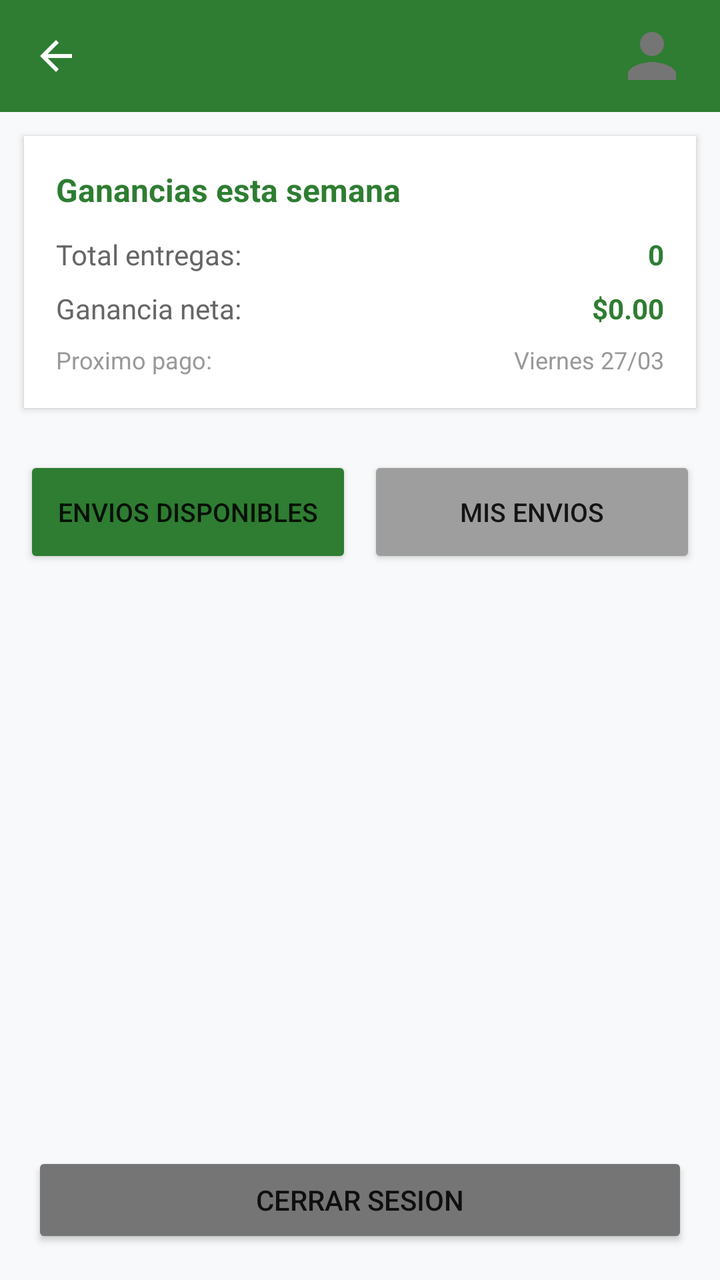
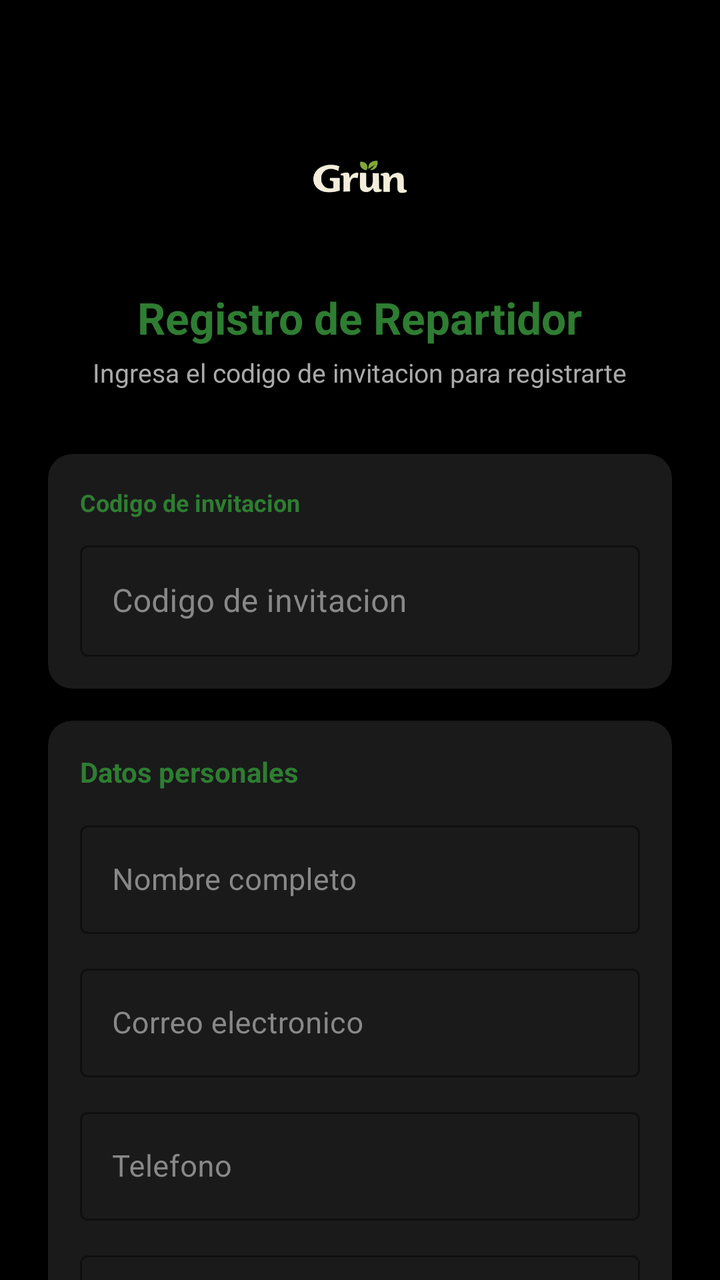

Compare the two renders of this Android layout. The source of the first and the diff that turns it into the second are given below.
<!-- AndroidManifest.xml: application theme Theme.MaterialComponents.Light.NoActionBar -->
<!-- res/layout/activity_driver.xml -->
<?xml version="1.0" encoding="utf-8"?>
<LinearLayout xmlns:android="http://schemas.android.com/apk/res/android"
    xmlns:app="http://schemas.android.com/apk/res-auto"
    android:layout_width="match_parent"
    android:layout_height="match_parent"
    android:orientation="vertical"
    android:background="#F8F9FA">

    <androidx.appcompat.widget.Toolbar
        android:id="@+id/toolbar"
        android:layout_width="match_parent"
        android:layout_height="?attr/actionBarSize"
        android:background="#2E7D32"
        android:title="Modo Repartidor"
        android:titleTextColor="@android:color/white"
        app:navigationIcon="@drawable/ic_back"
        app:navigationIconTint="@android:color/white">

        
        <com.google.android.material.imageview.ShapeableImageView
            android:id="@+id/ivDriverProfileAvatar"
            android:layout_width="36dp"
            android:layout_height="36dp"
            android:layout_gravity="end"
            android:layout_marginEnd="16dp"
            android:src="@drawable/ic_default_avatar"
            android:scaleType="centerCrop"
            android:clickable="true"
            android:focusable="true"
            android:background="?android:attr/selectableItemBackgroundBorderless"
            app:shapeAppearanceOverlay="@style/CircleImageView" />

    </androidx.appcompat.widget.Toolbar>

    
    <LinearLayout
        android:layout_width="match_parent"
        android:layout_height="wrap_content"
        android:orientation="vertical"
        android:background="@android:color/white"
        android:elevation="2dp"
        android:padding="16dp"
        android:layout_margin="12dp"
        android:layout_marginTop="8dp"
        app:cardCornerRadius="12dp">

        <TextView
            android:layout_width="match_parent"
            android:layout_height="wrap_content"
            android:text="Ganancias esta semana"
            android:textSize="16sp"
            android:textStyle="bold"
            android:textColor="#2E7D32"
            android:layout_marginBottom="12dp" />

        <LinearLayout
            android:layout_width="match_parent"
            android:layout_height="wrap_content"
            android:orientation="horizontal"
            android:layout_marginBottom="8dp">

            <TextView
                android:layout_width="0dp"
                android:layout_height="wrap_content"
                android:layout_weight="1"
                android:text="Total entregas:"
                android:textSize="14sp"
                android:textColor="#666666" />

            <TextView
                android:id="@+id/tvTotalDeliveries"
                android:layout_width="wrap_content"
                android:layout_height="wrap_content"
                android:text="0"
                android:textSize="14sp"
                android:textStyle="bold"
                android:textColor="#2E7D32" />

        </LinearLayout>

        <TextView
            android:id="@+id/tvTotalTips"
            android:layout_width="match_parent"
            android:layout_height="wrap_content"
            android:text="Propinas: $0.00"
            android:textSize="14sp"
            android:textColor="#FF9800"
            android:layout_marginBottom="8dp"
            android:visibility="gone" />

        <LinearLayout
            android:layout_width="match_parent"
            android:layout_height="wrap_content"
            android:orientation="horizontal"
            android:layout_marginBottom="8dp">

            <TextView
                android:layout_width="0dp"
                android:layout_height="wrap_content"
                android:layout_weight="1"
                android:text="Ganancia neta:"
                android:textSize="14sp"
                android:textColor="#666666" />

            <TextView
                android:id="@+id/tvThisWeekEarnings"
                android:layout_width="wrap_content"
                android:layout_height="wrap_content"
                android:text="$0.00"
                android:textSize="14sp"
                android:textStyle="bold"
                android:textColor="#2E7D32" />

        </LinearLayout>

        <LinearLayout
            android:layout_width="match_parent"
            android:layout_height="wrap_content"
            android:orientation="horizontal">

            <TextView
                android:layout_width="0dp"
                android:layout_height="wrap_content"
                android:layout_weight="1"
                android:text="Proximo pago:"
                android:textSize="12sp"
                android:textColor="#999999" />

            <TextView
                android:id="@+id/tvNextPaymentDate"
                android:layout_width="wrap_content"
                android:layout_height="wrap_content"
                android:text="Viernes 27/03"
                android:textSize="12sp"
                android:textColor="#999999" />

        </LinearLayout>

    </LinearLayout>

    
    <LinearLayout
        android:layout_width="match_parent"
        android:layout_height="wrap_content"
        android:orientation="horizontal"
        android:padding="12dp"
        android:weightSum="2">

        <Button
            android:id="@+id/btnAvailableBlocks"
            android:layout_width="0dp"
            android:layout_height="56dp"
            android:layout_weight="1"
            android:text="Envios Disponibles"
            android:textSize="13sp"
            android:backgroundTint="#2E7D32"
            android:layout_marginEnd="4dp"
            android:minHeight="48dp"
            android:paddingHorizontal="4dp"
            android:singleLine="true" />

        <Button
            android:id="@+id/btnMyBlocks"
            android:layout_width="0dp"
            android:layout_height="56dp"
            android:layout_weight="1"
            android:text="Mis Envios"
            android:textSize="13sp"
            android:backgroundTint="#9E9E9E"
            android:layout_marginStart="4dp"
            android:minHeight="48dp"
            android:paddingHorizontal="4dp"
            android:singleLine="true" />

    </LinearLayout>

    <ProgressBar
        android:id="@+id/progressBar"
        android:layout_width="wrap_content"
        android:layout_height="wrap_content"
        android:layout_gravity="center"
        android:layout_marginTop="24dp"
        android:visibility="gone" />

    <androidx.recyclerview.widget.RecyclerView
        android:id="@+id/rvAvailableBlocks"
        android:layout_width="match_parent"
        android:layout_height="0dp"
        android:layout_weight="1"
        android:visibility="visible"
        android:clipToPadding="false"
        android:padding="8dp" />

    <androidx.recyclerview.widget.RecyclerView
        android:id="@+id/rvMyBlocks"
        android:layout_width="match_parent"
        android:layout_height="0dp"
        android:layout_weight="1"
        android:visibility="gone"
        android:clipToPadding="false"
        android:padding="8dp" />

    <Button
        android:id="@+id/btnLogout"
        android:layout_width="match_parent"
        android:layout_height="48dp"
        android:text="Cerrar Sesion"
        android:textSize="14sp"
        android:backgroundTint="#757575"
        android:layout_margin="16dp"
        android:minHeight="48dp" />

</LinearLayout>
<!-- resources referenced by this layout -->
<resources>
  <!-- drawable ic_back (drawable) -->
  <?xml version="1.0" encoding="utf-8"?>
  <vector xmlns:android="http://schemas.android.com/apk/res/android"
      android:width="24dp"
      android:height="24dp"
      android:viewportWidth="24"
      android:viewportHeight="24">
      <path
          android:fillColor="@android:color/white"
          android:pathData="M20,11H7.83l5.59,-5.59L12,4l-8,8 8,8 1.41,-1.41L7.83,13H20v-2z"/>
  </vector>
  <!-- drawable ic_default_avatar (drawable) -->
  <vector xmlns:android="http://schemas.android.com/apk/res/android"
      android:width="24dp"
      android:height="24dp"
      android:viewportWidth="24"
      android:viewportHeight="24"
      android:tint="#757575">
      <path
          android:fillColor="#FF000000"
          android:pathData="M12,12c2.21,0 4,-1.79 4,-4s-1.79,-4 -4,-4 -4,1.79 -4,4 1.79,4 4,4zM12,14c-2.67,0 -8,1.34 -8,4v2h16v-2c0,-2.66 -5.33,-4 -8,-4z"/>
  </vector>
  <style name="CircleImageView" parent="">
          <item name="cornerFamily">rounded</item>
          <item name="cornerSize">50%</item>
      </style>
  <style name="Theme.MaterialComponents.Light.NoActionBar" parent="Theme.MaterialComponents.Light">
          <item name="windowActionBar">false</item>
          <item name="windowNoTitle">true</item>
          <item name="colorPrimary">#2E7D32</item>
          <item name="colorPrimaryVariant">#1B5E20</item>
          <item name="colorAccent">#388E3C</item>
      </style>
</resources>

<!-- the commit's change to res/layout/activity_driver.xml (unified diff, before → after) -->
@@ -1,213 +1,281 @@
 <?xml version="1.0" encoding="utf-8"?>
-<LinearLayout xmlns:android="http://schemas.android.com/apk/res/android"
+<ScrollView xmlns:android="http://schemas.android.com/apk/res/android"
     xmlns:app="http://schemas.android.com/apk/res-auto"
     android:layout_width="match_parent"
     android:layout_height="match_parent"
-    android:orientation="vertical"
-    android:background="#F8F9FA">
-
-    <androidx.appcompat.widget.Toolbar
-        android:id="@+id/toolbar"
-        android:layout_width="match_parent"
-        android:layout_height="?attr/actionBarSize"
-        android:background="#2E7D32"
-        android:title="Modo Repartidor"
-        android:titleTextColor="@android:color/white"
-        app:navigationIcon="@drawable/ic_back"
-        app:navigationIconTint="@android:color/white">
-
-        
-        <com.google.android.material.imageview.ShapeableImageView
-            android:id="@+id/ivDriverProfileAvatar"
-            android:layout_width="36dp"
-            android:layout_height="36dp"
-            android:layout_gravity="end"
-            android:layout_marginEnd="16dp"
-            android:src="@drawable/ic_default_avatar"
-            android:scaleType="centerCrop"
-            android:clickable="true"
-            android:focusable="true"
-            android:background="?android:attr/selectableItemBackgroundBorderless"
-            app:shapeAppearanceOverlay="@style/CircleImageView" />
-
-    </androidx.appcompat.widget.Toolbar>
-
-    
+    android:background="#000000">
+
     <LinearLayout
         android:layout_width="match_parent"
         android:layout_height="wrap_content"
         android:orientation="vertical"
-        android:background="@android:color/white"
-        android:elevation="2dp"
-        android:padding="16dp"
-        android:layout_margin="12dp"
-        android:layout_marginTop="8dp"
-        app:cardCornerRadius="12dp">
-
-        <TextView
-            android:layout_width="match_parent"
-            android:layout_height="wrap_content"
-            android:text="Ganancias esta semana"
-            android:textSize="16sp"
-            android:textStyle="bold"
-            android:textColor="#2E7D32"
+        android:padding="24dp">
+
+        
+        <LinearLayout
+            android:layout_width="match_parent"
+            android:layout_height="wrap_content"
+            android:orientation="vertical"
+            android:gravity="center"
+            android:paddingTop="24dp"
+            android:paddingBottom="32dp">
+
+            <ImageView
+                android:layout_width="120dp"
+                android:layout_height="80dp"
+                android:src="@drawable/logooficial"
+                android:scaleType="fitCenter" />
+
+            <TextView
+                android:layout_width="wrap_content"
+                android:layout_height="wrap_content"
+                android:text="Registro de Repartidor"
+                android:textSize="22sp"
+                android:textStyle="bold"
+                android:textColor="#2E7D32"
+                android:layout_marginTop="16dp" />
+
+            <TextView
+                android:layout_width="wrap_content"
+                android:layout_height="wrap_content"
+                android:text="Ingresa el codigo de invitacion para registrarte"
+                android:textSize="13sp"
+                android:textColor="#AAAAAA"
+                android:gravity="center"
+                android:layout_marginTop="4dp" />
+
+        </LinearLayout>
+
+        
+        <com.google.android.material.card.MaterialCardView
+            android:layout_width="match_parent"
+            android:layout_height="wrap_content"
+            app:cardElevation="2dp"
+            app:cardCornerRadius="12dp"
+            app:cardBackgroundColor="#1A1A1A"
+            android:layout_marginBottom="16dp">
+
+            <LinearLayout
+                android:layout_width="match_parent"
+                android:layout_height="wrap_content"
+                android:orientation="vertical"
+                android:padding="16dp">
+
+                <TextView
+                    android:layout_width="wrap_content"
+                    android:layout_height="wrap_content"
+                    android:text="Codigo de invitacion"
+                    android:textSize="12sp"
+                    android:textColor="#2E7D32"
+                    android:textStyle="bold"
+                    android:layout_marginBottom="8dp" />
+
+                <com.google.android.material.textfield.TextInputLayout
+                    android:layout_width="match_parent"
+                    android:layout_height="wrap_content"
+                    style="@style/DarkTextInputLayout">
+
+                    <com.google.android.material.textfield.TextInputEditText
+                        android:id="@+id/etInviteCode"
+                        android:layout_width="match_parent"
+                        android:layout_height="wrap_content"
+                        android:hint="Codigo de invitacion"
+                        android:inputType="textCapCharacters"
+                        android:textColor="#FFFFFF"
+                        android:textColorHint="#888888"
+                        android:textSize="16sp" />
+
+                </com.google.android.material.textfield.TextInputLayout>
+
+            </LinearLayout>
+
+        </com.google.android.material.card.MaterialCardView>
+
+        
+        <com.google.android.material.card.MaterialCardView
+            android:layout_width="match_parent"
+            android:layout_height="wrap_content"
+            app:cardElevation="2dp"
+            app:cardCornerRadius="12dp"
+            app:cardBackgroundColor="#1A1A1A"
+            android:layout_marginBottom="16dp">
+
+            <LinearLayout
+                android:layout_width="match_parent"
+                android:layout_height="wrap_content"
+                android:orientation="vertical"
+                android:padding="16dp">
+
+                <TextView
+                    android:layout_width="wrap_content"
+                    android:layout_height="wrap_content"
+                    android:text="Datos personales"
+                    android:textSize="14sp"
+                    android:textStyle="bold"
+                    android:textColor="#2E7D32"
+                    android:layout_marginBottom="12dp" />
+
+                <com.google.android.material.textfield.TextInputLayout
+                    android:layout_width="match_parent"
+                    android:layout_height="wrap_content"
+                    style="@style/DarkTextInputLayout"
+                    android:layout_marginBottom="12dp">
+
+                    <com.google.android.material.textfield.TextInputEditText
+                        android:id="@+id/etFullName"
+                        android:layout_width="match_parent"
+                        android:layout_height="wrap_content"
+                        android:hint="Nombre completo"
+                        android:inputType="textPersonName"
+                        android:textColor="#FFFFFF"
+                        android:textColorHint="#888888"
+                        android:textSize="15sp" />
+
+                </com.google.android.material.textfield.TextInputLayout>
+
+                <com.google.android.material.textfield.TextInputLayout
+                    android:layout_width="match_parent"
+                    android:layout_height="wrap_content"
+                    style="@style/DarkTextInputLayout"
+                    android:layout_marginBottom="12dp">
+
+                    <com.google.android.material.textfield.TextInputEditText
+                        android:id="@+id/etEmail"
+                        android:layout_width="match_parent"
+                        android:layout_height="wrap_content"
+                        android:hint="Correo electronico"
+                        android:inputType="textEmailAddress"
+                        android:textColor="#FFFFFF"
+                        android:textColorHint="#888888"
+                        android:textSize="15sp" />
+
+                </com.google.android.material.textfield.TextInputLayout>
+
+                <com.google.android.material.textfield.TextInputLayout
+                    android:layout_width="match_parent"
+                    android:layout_height="wrap_content"
+                    style="@style/DarkTextInputLayout"
+                    android:layout_marginBottom="12dp">
+
+                    <com.google.android.material.textfield.TextInputEditText
+                        android:id="@+id/etPhone"
+                        android:layout_width="match_parent"
+                        android:layout_height="wrap_content"
+                        android:hint="Telefono"
+                        android:inputType="phone"
+                        android:textColor="#FFFFFF"
+                        android:textColorHint="#888888"
+                        android:textSize="15sp" />
+
+                </com.google.android.material.textfield.TextInputLayout>
+
+                <com.google.android.material.textfield.TextInputLayout
+                    android:layout_width="match_parent"
+                    android:layout_height="wrap_content"
+                    style="@style/DarkTextInputLayout"
+                    android:layout_marginBottom="12dp">
+
+                    <com.google.android.material.textfield.TextInputEditText
+                        android:id="@+id/etAddress"
+                        android:layout_width="match_parent"
+                        android:layout_height="wrap_content"
+                        android:hint="Direccion"
+                        android:inputType="textPostalAddress"
+                        android:textColor="#FFFFFF"
+                        android:textColorHint="#888888"
+                        android:textSize="15sp" />
+
+                </com.google.android.material.textfield.TextInputLayout>
+
+                <com.google.android.material.textfield.TextInputLayout
+                    android:layout_width="match_parent"
+                    android:layout_height="wrap_content"
+                    style="@style/DarkTextInputLayout"
+                    android:layout_marginBottom="12dp"
+                    app:endIconMode="password_toggle"
+                    app:endIconTint="#2E7D32">
+
+                    <com.google.android.material.textfield.TextInputEditText
+                        android:id="@+id/etPassword"
+                        android:layout_width="match_parent"
+                        android:layout_height="wrap_content"
+                        android:hint="Contrasena"
+                        android:inputType="textPassword"
+                        android:textColor="#FFFFFF"
+                        android:textColorHint="#888888"
+                        android:textSize="15sp" />
+
+                </com.google.android.material.textfield.TextInputLayout>
+
+                <com.google.android.material.textfield.TextInputLayout
+                    android:layout_width="match_parent"
+                    android:layout_height="wrap_content"
+                    style="@style/DarkTextInputLayout"
+                    app:endIconMode="password_toggle"
+                    app:endIconTint="#2E7D32">
+
+                    <com.google.android.material.textfield.TextInputEditText
+                        android:id="@+id/etConfirmPassword"
+                        android:layout_width="match_parent"
+                        android:layout_height="wrap_content"
+                        android:hint="Confirmar contrasena"
+                        android:inputType="textPassword"
+                        android:textColor="#FFFFFF"
+                        android:textColorHint="#888888"
+                        android:textSize="15sp" />
+
+                </com.google.android.material.textfield.TextInputLayout>
+
+            </LinearLayout>
+
+        </com.google.android.material.card.MaterialCardView>
+
+        
+        <com.google.android.material.button.MaterialButton
+            android:id="@+id/btnRegisterDriver"
+            android:layout_width="match_parent"
+            android:layout_height="52dp"
+            android:text="Crear cuenta de repartidor"
+            android:textSize="15sp"
+            android:backgroundTint="#2E7D32"
             android:layout_marginBottom="12dp" />
 
+        <ProgressBar
+            android:id="@+id/progressBar"
+            android:layout_width="wrap_content"
+            android:layout_height="wrap_content"
+            android:layout_gravity="center"
+            android:visibility="gone"
+            android:layout_marginBottom="12dp" />
+
+        
         <LinearLayout
             android:layout_width="match_parent"
             android:layout_height="wrap_content"
             android:orientation="horizontal"
-            android:layout_marginBottom="8dp">
-
-            <TextView
-                android:layout_width="0dp"
-                android:layout_height="wrap_content"
-                android:layout_weight="1"
-                android:text="Total entregas:"
-                android:textSize="14sp"
-                android:textColor="#666666" />
-
-            <TextView
-                android:id="@+id/tvTotalDeliveries"
-                android:layout_width="wrap_content"
-                android:layout_height="wrap_content"
-                android:text="0"
-                android:textSize="14sp"
+            android:gravity="center"
+            android:layout_marginBottom="32dp">
+
+            <TextView
+                android:layout_width="wrap_content"
+                android:layout_height="wrap_content"
+                android:text="Ya tienes cuenta? "
+                android:textSize="13sp"
+                android:textColor="#AAAAAA" />
+
+            <TextView
+                android:id="@+id/tvGoToLogin"
+                android:layout_width="wrap_content"
+                android:layout_height="wrap_content"
+                android:text="Iniciar sesion"
+                android:textSize="13sp"
+                android:textColor="#2E7D32"
                 android:textStyle="bold"
-                android:textColor="#2E7D32" />
+                android:clickable="true"
+                android:focusable="true" />
 
         </LinearLayout>
 
-        <TextView
-            android:id="@+id/tvTotalTips"
-            android:layout_width="match_parent"
-            android:layout_height="wrap_content"
-            android:text="Propinas: $0.00"
-            android:textSize="14sp"
-            android:textColor="#FF9800"
-            android:layout_marginBottom="8dp"
-            android:visibility="gone" />
-
-        <LinearLayout
-            android:layout_width="match_parent"
-            android:layout_height="wrap_content"
-            android:orientation="horizontal"
-            android:layout_marginBottom="8dp">
-
-            <TextView
-                android:layout_width="0dp"
-                android:layout_height="wrap_content"
-                android:layout_weight="1"
-                android:text="Ganancia neta:"
-                android:textSize="14sp"
-                android:textColor="#666666" />
-
-            <TextView
-                android:id="@+id/tvThisWeekEarnings"
-                android:layout_width="wrap_content"
-                android:layout_height="wrap_content"
-                android:text="$0.00"
-                android:textSize="14sp"
-                android:textStyle="bold"
-                android:textColor="#2E7D32" />
-
-        </LinearLayout>
-
-        <LinearLayout
-            android:layout_width="match_parent"
-            android:layout_height="wrap_content"
-            android:orientation="horizontal">
-
-            <TextView
-                android:layout_width="0dp"
-                android:layout_height="wrap_content"
-                android:layout_weight="1"
-                android:text="Proximo pago:"
-                android:textSize="12sp"
-                android:textColor="#999999" />
-
-            <TextView
-                android:id="@+id/tvNextPaymentDate"
-                android:layout_width="wrap_content"
-                android:layout_height="wrap_content"
-                android:text="Viernes 27/03"
-                android:textSize="12sp"
-                android:textColor="#999999" />
-
-        </LinearLayout>
-
     </LinearLayout>
 
-    
-    <LinearLayout
-        android:layout_width="match_parent"
-        android:layout_height="wrap_content"
-        android:orientation="horizontal"
-        android:padding="12dp"
-        android:weightSum="2">
-
-        <Button
-            android:id="@+id/btnAvailableBlocks"
-            android:layout_width="0dp"
-            android:layout_height="56dp"
-            android:layout_weight="1"
-            android:text="Envios Disponibles"
-            android:textSize="13sp"
-            android:backgroundTint="#2E7D32"
-            android:layout_marginEnd="4dp"
-            android:minHeight="48dp"
-            android:paddingHorizontal="4dp"
-            android:singleLine="true" />
-
-        <Button
-            android:id="@+id/btnMyBlocks"
-            android:layout_width="0dp"
-            android:layout_height="56dp"
-            android:layout_weight="1"
-            android:text="Mis Envios"
-            android:textSize="13sp"
-            android:backgroundTint="#9E9E9E"
-            android:layout_marginStart="4dp"
-            android:minHeight="48dp"
-            android:paddingHorizontal="4dp"
-            android:singleLine="true" />
-
-    </LinearLayout>
-
-    <ProgressBar
-        android:id="@+id/progressBar"
-        android:layout_width="wrap_content"
-        android:layout_height="wrap_content"
-        android:layout_gravity="center"
-        android:layout_marginTop="24dp"
-        android:visibility="gone" />
-
-    <androidx.recyclerview.widget.RecyclerView
-        android:id="@+id/rvAvailableBlocks"
-        android:layout_width="match_parent"
-        android:layout_height="0dp"
-        android:layout_weight="1"
-        android:visibility="visible"
-        android:clipToPadding="false"
-        android:padding="8dp" />
-
-    <androidx.recyclerview.widget.RecyclerView
-        android:id="@+id/rvMyBlocks"
-        android:layout_width="match_parent"
-        android:layout_height="0dp"
-        android:layout_weight="1"
-        android:visibility="gone"
-        android:clipToPadding="false"
-        android:padding="8dp" />
-
-    <Button
-        android:id="@+id/btnLogout"
-        android:layout_width="match_parent"
-        android:layout_height="48dp"
-        android:text="Cerrar Sesion"
-        android:textSize="14sp"
-        android:backgroundTint="#757575"
-        android:layout_margin="16dp"
-        android:minHeight="48dp" />
-
-</LinearLayout>
+</ScrollView>
<!-- resource entries referenced after the edit -->
@@ -1,30 +1,11 @@
 <!-- resources referenced by this layout -->
 <resources>
-  <!-- drawable ic_back (drawable) -->
-  <?xml version="1.0" encoding="utf-8"?>
-  <vector xmlns:android="http://schemas.android.com/apk/res/android"
-      android:width="24dp"
-      android:height="24dp"
-      android:viewportWidth="24"
-      android:viewportHeight="24">
-      <path
-          android:fillColor="@android:color/white"
-          android:pathData="M20,11H7.83l5.59,-5.59L12,4l-8,8 8,8 1.41,-1.41L7.83,13H20v-2z"/>
-  </vector>
-  <!-- drawable ic_default_avatar (drawable) -->
-  <vector xmlns:android="http://schemas.android.com/apk/res/android"
-      android:width="24dp"
-      android:height="24dp"
-      android:viewportWidth="24"
-      android:viewportHeight="24"
-      android:tint="#757575">
-      <path
-          android:fillColor="#FF000000"
-          android:pathData="M12,12c2.21,0 4,-1.79 4,-4s-1.79,-4 -4,-4 -4,1.79 -4,4 1.79,4 4,4zM12,14c-2.67,0 -8,1.34 -8,4v2h16v-2c0,-2.66 -5.33,-4 -8,-4z"/>
-  </vector>
-  <style name="CircleImageView" parent="">
-          <item name="cornerFamily">rounded</item>
-          <item name="cornerSize">50%</item>
+  <!-- drawable logooficial: png bitmap (drawable, 33220 bytes) -->
+  <style name="DarkTextInputLayout" parent="Widget.MaterialComponents.TextInputLayout.OutlinedBox">
+          <item name="boxBackgroundColor">#1A1A1A</item>
+          <item name="boxStrokeColor">#2E7D32</item>
+          <item name="hintTextColor">@color/green_700</item>
+          <item name="android:textColorHint">#888888</item>
       </style>
   <style name="Theme.MaterialComponents.Light.NoActionBar" parent="Theme.MaterialComponents.Light">
           <item name="windowActionBar">false</item>
@@ -33,5 +14,6 @@
           <item name="colorPrimaryVariant">#1B5E20</item>
           <item name="colorAccent">#388E3C</item>
       </style>
+  <color name="green_700">#2E7D32</color>
 </resources>
 
